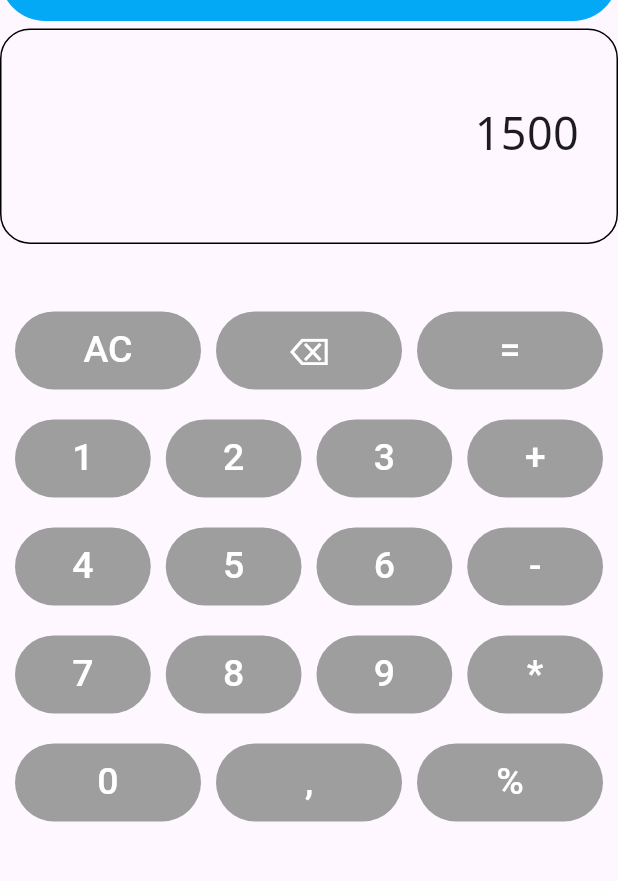
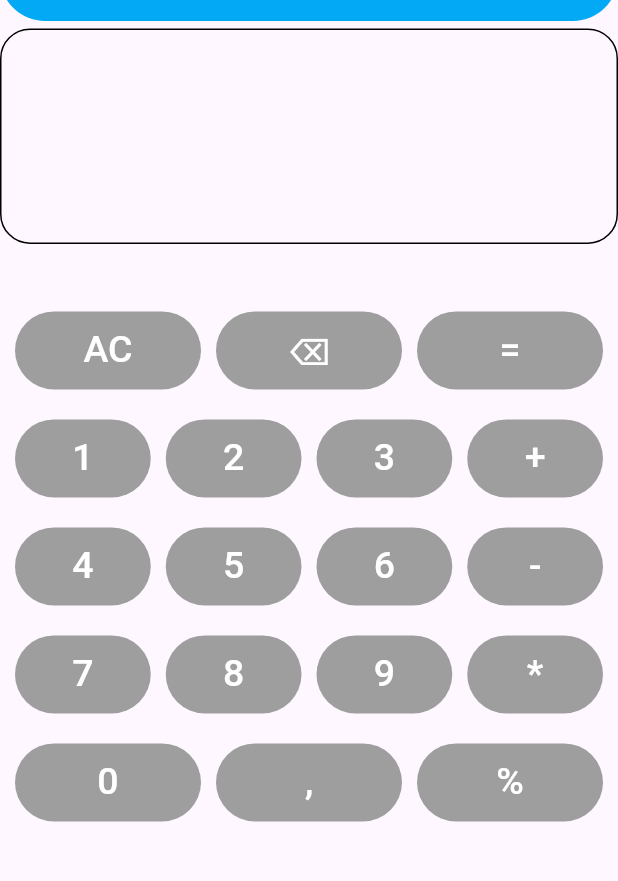
Before and after one commit to RudovichNazar23/DartCalculator, a Flutter app: the screen it shows after launch, on a phone screen of 412 x 824 dp, the part 63-944 px from its top. Run offline on Flutter 3.47's test engine with Material 3 defaults, Android fonts, the phone set to English and light mode, and no system bars.

Commit message:
made home widget stateful

```diff
--- a/lib/main.dart
+++ b/lib/main.dart
@@ -1,5 +1,4 @@
 import 'package:flutter/material.dart';
-import 'widgets/result_field.dart' show ResultField;
 import 'widgets/button.dart' show Button;
 import 'widgets/button_container.dart' show ButtonContainer;
 
@@ -8,10 +7,34 @@ void main() {
     home: Home()
 )); }
 
-class Home extends StatelessWidget {
-  final int result = 1500;
+class Home extends StatefulWidget {
+  const Home({super.key});
 
-  const Home({super.key});
+  @override
+  _HomeState createState() => _HomeState();
+}
+
+class _HomeState extends State<Home> {
+
+  String fieldValue = "";
+
+  void setFieldValue(String newValue) {
+    setState(() {
+      fieldValue += newValue;
+    });
+  }
+
+  void removeLastChar (dynamic args) {
+    setState(() {
+      fieldValue = fieldValue.substring(0, fieldValue.length - 1);
+    });
+  }
+
+  void removeAllChars (dynamic args) {
+    setState(() {
+      fieldValue = "";
+    });
+  }
 
   @override
   Widget build(BuildContext context) {
@@ -45,7 +68,13 @@ class Home extends StatelessWidget {
                 child: Row(
                     mainAxisAlignment: MainAxisAlignment.end,
                     children: [
-                  ResultField()
+                      Text(
+                        fieldValue,
+                        style: TextStyle(
+                          fontFamily: "NotoSansNewa",
+                          fontSize: 30,
+                        ),
+                      )
                     ]
                 ),
               ),
@@ -58,41 +87,41 @@ class Home extends StatelessWidget {
                     children: [
                       ButtonContainer(
                           [
-                      Button("AC", Colors.grey, 4),
-                      Button("⌫", Colors.grey, 4),
-                      Button("=", Colors.grey, 4)
+                            Button("AC", Colors.grey, 4, removeAllChars),
+                            Button("⌫", Colors.grey, 4, removeLastChar),
+                            Button("=", Colors.grey, 4, setFieldValue)
                           ]
                       ),
                       ButtonContainer(
                           [
-                        Button("1", Colors.grey, 4),
-                        Button("2", Colors.grey, 4),
-                        Button("3", Colors.grey, 4),
-                        Button("+", Colors.grey, 4)
+                            Button("1", Colors.grey, 4, setFieldValue),
+                            Button("2", Colors.grey, 4, setFieldValue),
+                            Button("3", Colors.grey, 4, setFieldValue),
+                            Button("+", Colors.grey, 4, setFieldValue)
                           ]
                       ),
                       ButtonContainer(
                           [
-                      Button("4", Colors.grey, 4),
-                      Button("5", Colors.grey, 4),
-                      Button("6", Colors.grey, 4),
-                      Button("-", Colors.grey, 4),
+                            Button("4", Colors.grey, 4, setFieldValue),
+                            Button("5", Colors.grey, 4, setFieldValue),
+                            Button("6", Colors.grey, 4, setFieldValue),
+                            Button("-", Colors.grey, 4, setFieldValue),
                           ]
                       ),
                       ButtonContainer(
                           [
-                      Button("7", Colors.grey, 4),
-                      Button("8", Colors.grey, 4),
-                      Button("9", Colors.grey, 4),
-                      Button("*", Colors.grey, 4),
+                            Button("7", Colors.grey, 4, setFieldValue),
+                            Button("8", Colors.grey, 4, setFieldValue),
+                            Button("9", Colors.grey, 4, setFieldValue),
+                            Button("*", Colors.grey, 4, setFieldValue),
                           ]
                       ),
                       ButtonContainer(
                           [
                             Text(""),
-                      Button("0", Colors.grey, 4),
-                      Button(",", Colors.grey, 4),
-                      Button("%", Colors.grey, 4)
+                            Button("0", Colors.grey, 4, setFieldValue),
+                            Button(",", Colors.grey, 4, setFieldValue),
+                            Button("%", Colors.grey, 4, setFieldValue)
                           ]
                       )
                     ],
--- a/lib/states/result_field_state.dart
+++ /dev/null
@@ -1,17 +0,0 @@
-import 'package:flutter/cupertino.dart';
-import '../widgets/result_field.dart' show ResultField;
-
-class ResultFieldState extends State<ResultField> {
-  final String _value = "1500";
-
-  @override
-  Widget build(BuildContext context){
-    return Text(
-      _value,
-      style: TextStyle(
-        fontFamily: "NotoSansNewa",
-        fontSize: 30,
-      ),
-    );
-  }
-}
--- a/lib/widgets/button.dart
+++ b/lib/widgets/button.dart
@@ -14,11 +14,13 @@ class Button extends StatelessWidget {
   final String textValue;
   final Color buttonColor;
   final int flex;
+  final Function setValue;
 
   const Button(
       this.textValue,
       this.buttonColor,
       this.flex,
+      this.setValue,
       {super.key}
   );
 
@@ -29,7 +31,7 @@ class Button extends StatelessWidget {
       child: Container(
         margin: EdgeInsets.all(5),
         child: TextButton(
-          onPressed: () {},
+          onPressed: () => setValue(textValue),
           style: TextButton.styleFrom(
             backgroundColor: buttonColor,
           ),
--- a/lib/widgets/result_field.dart
+++ /dev/null
@@ -1,9 +0,0 @@
-import 'package:flutter/material.dart';
-import '../states/result_field_state.dart';
-
-class ResultField extends StatefulWidget {
-  const ResultField({super.key});
-
-  @override
-  ResultFieldState createState() => ResultFieldState();
-}
```
Lines whose indentation alone changed are shown as unchanged.
